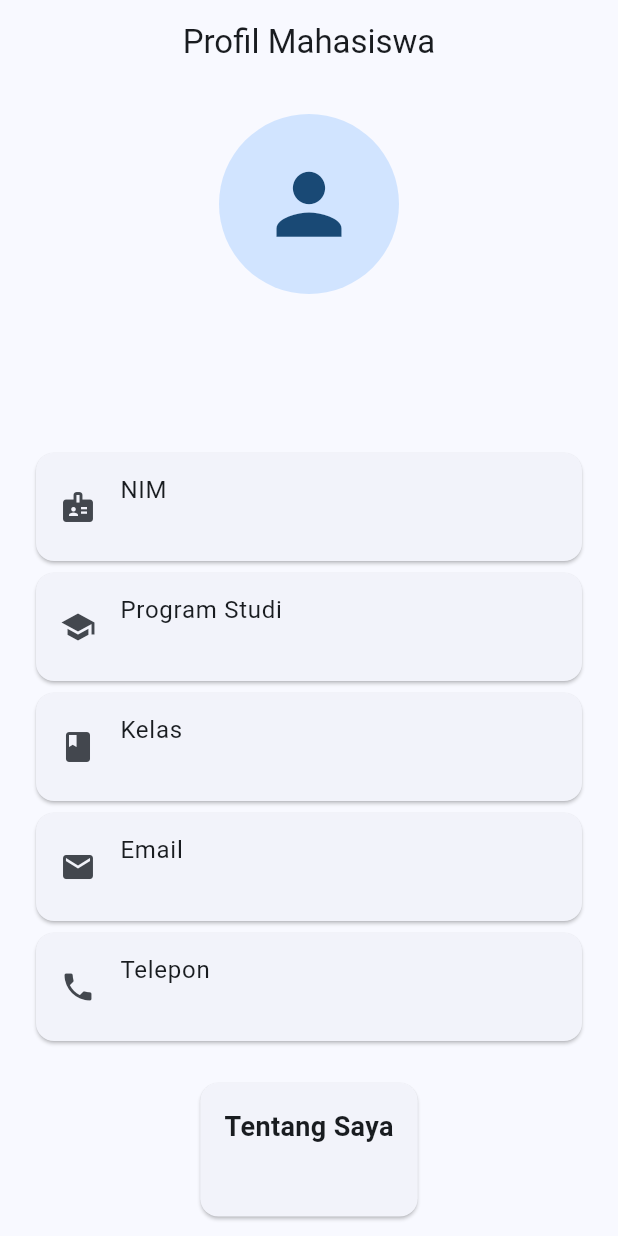
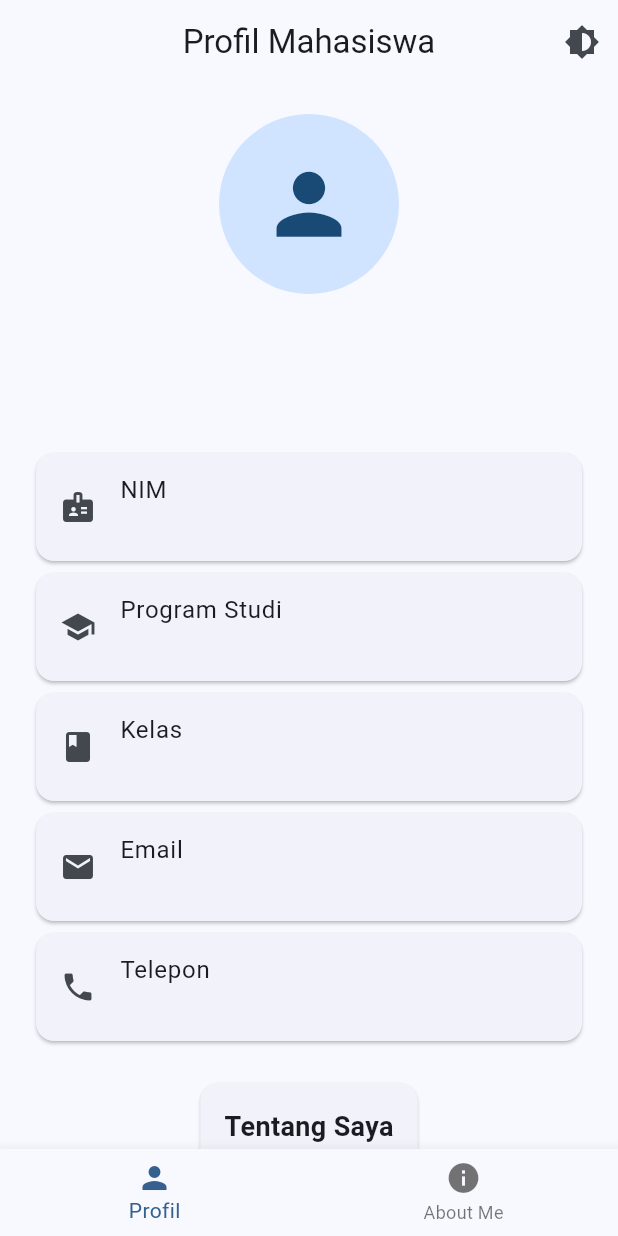
Before and after one commit to ra1hanchandd/uts-pml-1124160050, a Flutter app: the ProfilePage screen opened directly with empty values, on a phone screen of 412 x 824 dp. Run offline on Flutter 3.47's test engine with Material 3 defaults, Android fonts, the phone set to English and light mode, and no system bars; accounts and stored records are empty.

Commit message:
feat: menambahkan edit profil, about me dan dark mode

```diff
--- a/soal2-profil-app/lib/main.dart
+++ b/soal2-profil-app/lib/main.dart
@@ -6,8 +6,25 @@ void main() {
   runApp(const MyApp());
 }
 
-class MyApp extends StatelessWidget {
+class MyApp extends StatefulWidget {
   const MyApp({super.key});
+
+  @override
+  State<MyApp> createState() => _MyAppState();
+}
+
+class _MyAppState extends State<MyApp> {
+  // Status tema aplikasi
+  ThemeMode _themeMode = ThemeMode.system;
+
+  // Fungsi untuk mengganti tema
+  void _toggleTheme() {
+    setState(() {
+      _themeMode = _themeMode == ThemeMode.light
+          ? ThemeMode.dark
+          : ThemeMode.light;
+    });
+  }
 
   @override
   Widget build(BuildContext context) {
@@ -33,11 +50,10 @@ class MyApp extends StatelessWidget {
         useMaterial3: true,
       ),
 
-      // Mengikuti tema sistem perangkat
-      themeMode: ThemeMode.system,
+      themeMode: _themeMode,
 
-      // Halaman pertama aplikasi
-      home: const LoginPage(),
+      // Mengirim fungsi pengubah tema ke halaman login
+      home: LoginPage(onToggleTheme: _toggleTheme),
     );
   }
 }
--- a/soal2-profil-app/lib/screens/profile_page.dart
+++ b/soal2-profil-app/lib/screens/profile_page.dart
@@ -1,17 +1,66 @@
 import 'package:flutter/material.dart';
 
 import '../models/profile.dart';
+import 'edit_profile_page.dart';
+import 'about_page.dart';
 
-class ProfilePage extends StatelessWidget {
+class ProfilePage extends StatefulWidget {
   final Profile profile;
+  final VoidCallback onToggleTheme;
 
-  const ProfilePage({super.key, required this.profile});
+  const ProfilePage({
+    super.key,
+    required this.profile,
+    required this.onToggleTheme,
+  });
 
   @override
-  Widget build(BuildContext context) {
-    return Scaffold(
-      appBar: AppBar(title: const Text('Profil Mahasiswa'), centerTitle: true),
-      body: SingleChildScrollView(
+  State<ProfilePage> createState() => _ProfilePageState();
+}
+
+class _ProfilePageState extends State<ProfilePage> {
+  late Profile currentProfile;
+  int _selectedIndex = 0;
+
+  @override
+  void initState() {
+    super.initState();
+    currentProfile = widget.profile;
+  }
+
+  Future<void> _editProfile() async {
+    final updatedProfile = await Navigator.push<Profile>(
+      context,
+      MaterialPageRoute(
+        builder: (context) => EditProfilePage(profile: currentProfile),
+      ),
+    );
+
+    if (!mounted) return;
+
+    if (updatedProfile != null) {
+      setState(() {
+        currentProfile = updatedProfile;
+      });
+
+      ScaffoldMessenger.of(context).showSnackBar(
+        const SnackBar(content: Text('Profil berhasil diperbarui!')),
+      );
+    }
+  }
+
+  // Menampilkan halaman berdasarkan menu yang dipilih
+  Widget _buildPage() {
+    if (_selectedIndex == 0) {
+      return _buildProfileContent();
+    } else {
+      return const AboutPage();
+    }
+  }
+
+  // Tampilan halaman profil
+  Widget _buildProfileContent() {
+    return SingleChildScrollView(
       padding: const EdgeInsets.all(20),
       child: Column(
         children: [
@@ -20,26 +69,33 @@ class ProfilePage extends StatelessWidget {
           const SizedBox(height: 16),
 
           Text(
-              profile.nama,
+            currentProfile.nama,
             textAlign: TextAlign.center,
             style: const TextStyle(fontSize: 22, fontWeight: FontWeight.bold),
           ),
 
           const SizedBox(height: 8),
 
-            Text(profile.programStudi, style: const TextStyle(fontSize: 16)),
+          Text(
+            currentProfile.programStudi,
+            style: const TextStyle(fontSize: 16),
+          ),
 
           const SizedBox(height: 24),
 
-            _buildInfoTile(Icons.badge, 'NIM', profile.nim),
+          _buildInfoTile(Icons.badge, 'NIM', currentProfile.nim),
 
-            _buildInfoTile(Icons.school, 'Program Studi', profile.programStudi),
+          _buildInfoTile(
+            Icons.school,
+            'Program Studi',
+            currentProfile.programStudi,
+          ),
 
-            _buildInfoTile(Icons.class_, 'Kelas', profile.kelas),
+          _buildInfoTile(Icons.class_, 'Kelas', currentProfile.kelas),
 
-            _buildInfoTile(Icons.email, 'Email', profile.email),
+          _buildInfoTile(Icons.email, 'Email', currentProfile.email),
 
-            _buildInfoTile(Icons.phone, 'Telepon', profile.telepon),
+          _buildInfoTile(Icons.phone, 'Telepon', currentProfile.telepon),
 
           const SizedBox(height: 20),
 
@@ -51,19 +107,26 @@ class ProfilePage extends StatelessWidget {
                 children: [
                   const Text(
                     'Tentang Saya',
-                      style: TextStyle(
-                        fontSize: 18,
-                        fontWeight: FontWeight.bold,
-                      ),
+                    style: TextStyle(fontSize: 18, fontWeight: FontWeight.bold),
                   ),
                   const SizedBox(height: 10),
-                    Text(profile.bio),
+                  Text(currentProfile.bio),
                 ],
               ),
             ),
           ),
+
+          const SizedBox(height: 24),
+
+          SizedBox(
+            width: double.infinity,
+            child: ElevatedButton.icon(
+              onPressed: _editProfile,
+              icon: const Icon(Icons.edit),
+              label: const Text('Edit Profil'),
+            ),
+          ),
         ],
-        ),
       ),
     );
   }
@@ -77,4 +140,35 @@ class ProfilePage extends StatelessWidget {
       ),
     );
   }
+
+  @override
+  Widget build(BuildContext context) {
+    return Scaffold(
+      appBar: AppBar(
+        title: Text(_selectedIndex == 0 ? 'Profil Mahasiswa' : 'About Me'),
+        centerTitle: true,
+        actions: [
+          IconButton(
+            onPressed: widget.onToggleTheme,
+            icon: const Icon(Icons.brightness_6),
+            tooltip: 'Ganti Tema'),
+        ],
+      ),
+
+      body: _buildPage(),
+
+      bottomNavigationBar: BottomNavigationBar(
+        currentIndex: _selectedIndex,
+        onTap: (index) {
+          setState(() {
+            _selectedIndex = index;
+          });
+        },
+        items: const [
+          BottomNavigationBarItem(icon: Icon(Icons.person), label: 'Profil'),
+          BottomNavigationBarItem(icon: Icon(Icons.info), label: 'About Me'),
+        ],
+      ),
+    );
   }
+}
```
Also changed, not shown: soal2-profil-app/lib/screens/about_page.dart (added, +88 -0 lines), soal2-profil-app/lib/screens/edit_profile_page.dart (added, +155 -0 lines), soal2-profil-app/lib/screens/login_page.dart (+25 -10 lines). Lines whose indentation alone changed are shown as unchanged.
